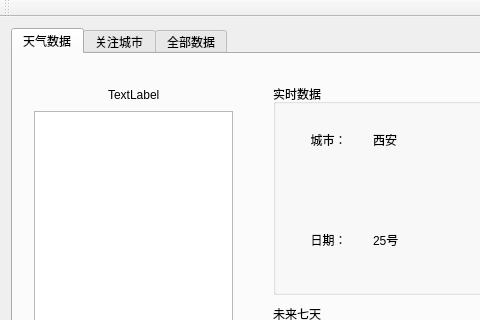
First picture: the form in QtClient/QtClient/mainwindow.ui, repository BoolYing/BiShe, before the edit; both pictures show x 0 to 480 and y 0 to 320 of the 1170 by 699 pixel window.
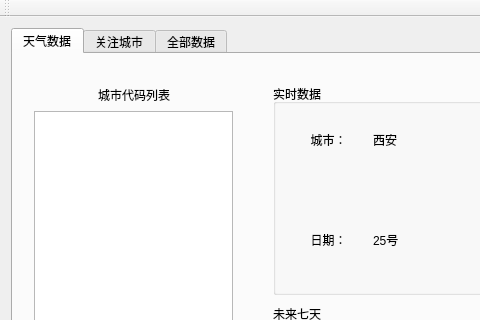
Second picture: the form after the edit. Custom widgets are drawn as their Qt base class.

The edit to the form file:
```diff
--- a/QtClient/QtClient/mainwindow.ui
+++ b/QtClient/QtClient/mainwindow.ui
@@ -326,7 +326,7 @@
            <item>
             <widget class="QLabel" name="label">
              <property name="text">
-              <string>TextLabel</string>
+              <string>城市代码列表</string>
              </property>
             </widget>
            </item>
```
